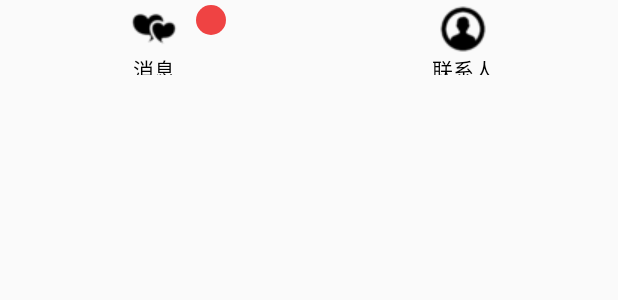
After one commit to CanhYuJie/MyBYSJ, an Android app: the layout foot_menu_stu.xml on its own in the app's theme, with its tools: preview values and no code run, on a phone screen of 412 x 824 dp. The commit adds this screen. Shown: the top 300 px of the screen. Run offline under Robolectric (Android 15) with nearby library versions, the phone set to English and light mode, and no system bars.

Commit message:
添加了学生页面主页UI，修改了部分效果

```diff
--- a/app/build.gradle
+++ b/app/build.gradle
@@ -39,12 +39,13 @@ android {
 
 dependencies {
     testCompile 'junit:junit:4.12'
-    compile 'com.android.support:appcompat-v7:23.4.0'
-    compile 'org.xutils:xutils:3.3.26'
     compile files('libs/hyphenatechat_3.1.3.jar')
     compile files('libs/gson-2.2.4.jar')
     compile files('libs/jackson-core-asl-1.9.11.jar')
     compile files('libs/jackson-mapper-asl-1.9.11.jar')
     compile files('libs/org.apache.http.legacy.jar')
     compile files('libs/volley.jar')
+    compile 'com.android.support:appcompat-v7:23.4.0'
+    compile 'org.xutils:xutils:3.3.26'
+    compile 'com.android.support:support-v4:23.4.0'
 }
--- a/app/src/main/java/cn/lyj/mybysj/activity/StuLoginActivity.java
+++ b/app/src/main/java/cn/lyj/mybysj/activity/StuLoginActivity.java
@@ -10,6 +10,7 @@ import android.util.Log;
 import android.view.View;
 import android.widget.EditText;
 import android.widget.TextView;
+import android.widget.Toast;
 
 import com.hyphenate.EMCallBack;
 import com.hyphenate.chat.EMClient;
--- /dev/null
+++ b/app/src/main/res/drawable/chosebg.xml
@@ -0,0 +1,6 @@
+<?xml version="1.0" encoding="utf-8"?>
+<shape xmlns:android="http://schemas.android.com/apk/res/android"
+    android:shape="rectangle">
+    <solid android:color="#70dfb2b2"/>
+    <corners android:radius="5dp"/>
+</shape>
--- /dev/null
+++ b/app/src/main/res/drawable/contact_count_shape.xml
@@ -0,0 +1,7 @@
+<?xml version="1.0" encoding="utf-8"?>
+<shape xmlns:android="http://schemas.android.com/apk/res/android"
+    android:shape="oval">
+    <solid android:color="#ef4343"/>
+    <size android:height="25dp"
+        android:width="25dp"/>
+</shape>
--- /dev/null
+++ b/app/src/main/res/drawable/selectd.xml
@@ -0,0 +1,4 @@
+<?xml version="1.0" encoding="utf-8"?>
+<selector xmlns:android="http://schemas.android.com/apk/res/android">
+<item android:state_checked="true" android:drawable="@drawable/chosebg"/>
+</selector>
--- /dev/null
+++ b/app/src/main/res/layout/foot_menu_stu.xml
@@ -0,0 +1,72 @@
+<?xml version="1.0" encoding="utf-8"?>
+<LinearLayout xmlns:android="http://schemas.android.com/apk/res/android"
+    android:orientation="vertical" android:layout_width="match_parent"
+    android:layout_height="50dp">
+    <!--菜单-->
+    <LinearLayout
+        android:layout_width="match_parent"
+        android:layout_height="50dp"
+        android:orientation="horizontal"
+        android:layout_alignParentBottom="true"
+        >
+        <RadioGroup
+            android:layout_width="match_parent"
+            android:layout_height="match_parent"
+            android:orientation="horizontal"
+            >
+            <LinearLayout
+                android:layout_width="match_parent"
+                android:layout_height="match_parent"
+                android:layout_marginTop="3dp"
+                android:layout_marginLeft="5dp"
+                android:layout_marginRight="5dp"
+                android:layout_weight="1">
+                <RelativeLayout
+                    android:layout_width="match_parent"
+                    android:layout_height="match_parent"
+                    android:id="@+id/msgBtnBg"
+                    android:layout_weight="1">
+                    <RadioButton
+                        android:layout_width="match_parent"
+                        android:layout_height="match_parent"
+                        android:button="@null"
+                        android:id="@+id/stuMainMsgRadioBtn"
+                        android:drawableTop="@drawable/chat"
+                        android:textAlignment="center"
+                        android:background="@drawable/selectd"
+                        android:text="@string/chatMsg"/>
+                    <TextView
+                        android:layout_width="20dp"
+                        android:layout_height="20dp"
+                        android:layout_alignParentRight="true"
+                        android:id="@+id/msgCount"
+                        android:layout_marginRight="50dp"
+                        android:background="@drawable/contact_count_shape"
+                        android:textColor="#000"
+                        android:gravity="center"
+                        android:textSize="10dp"/>
+                </RelativeLayout>
+            </LinearLayout>
+            <LinearLayout
+                android:layout_width="match_parent"
+                android:layout_height="match_parent"
+                android:layout_weight="1"
+                android:layout_marginTop="3dp"
+                android:layout_marginLeft="5dp"
+                android:layout_marginRight="5dp"
+                android:id="@+id/contactBg"
+                >
+                <RadioButton
+                    android:layout_width="match_parent"
+                    android:layout_height="match_parent"
+                    android:layout_weight="1"
+                    android:button="@null"
+                    android:id="@+id/stuMainContactRadioBtn"
+                    android:background="@drawable/selectd"
+                    android:textAlignment="center"
+                    android:drawableTop="@drawable/user"
+                    android:text="@string/contacts"/>
+            </LinearLayout>
+        </RadioGroup>
+    </LinearLayout>
+</LinearLayout>
--- a/app/src/main/res/values/strings.xml
+++ b/app/src/main/res/values/strings.xml
@@ -10,4 +10,9 @@
     <string name="classObj">班级</string>
     <string name="bedroom">寝室</string>
     <string name="register_success">注册成功</string>
+    <string name="contacts">联系人</string>
+    <string name="chatMsg">消息</string>
+
+    <!-- TODO: Remove or change this placeholder text -->
+    <string name="hello_blank_fragment">Hello blank fragment</string>
 </resources>
```
Also changed, not shown: app/src/main/java/cn/lyj/mybysj/activity/StuMainActivity.java (+109 -3 lines), app/src/main/java/cn/lyj/mybysj/fragment/ChatFragment.java (added, +31 -0 lines), app/src/main/java/cn/lyj/mybysj/fragment/ContactFragment.java (added, +31 -0 lines), app/src/main/java/cn/lyj/mybysj/utils/Utils.java (+22 -1 lines), app/src/main/res/layout/activity_stu_main.xml (+17 -10 lines), app/src/main/res/layout/fragment_chat.xml (added, +13 -0 lines), app/src/main/res/layout/fragment_contact.xml (added, +13 -0 lines), app/src/main/res/drawable/chat.png (added).
